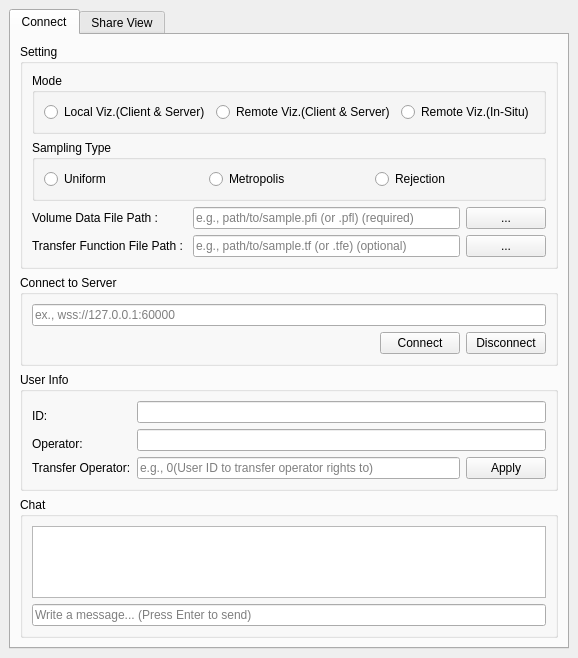
Qt form Client/Widgets/Communication.ui (CCSEPBVR/CS-IS-PBVR) before a commit.
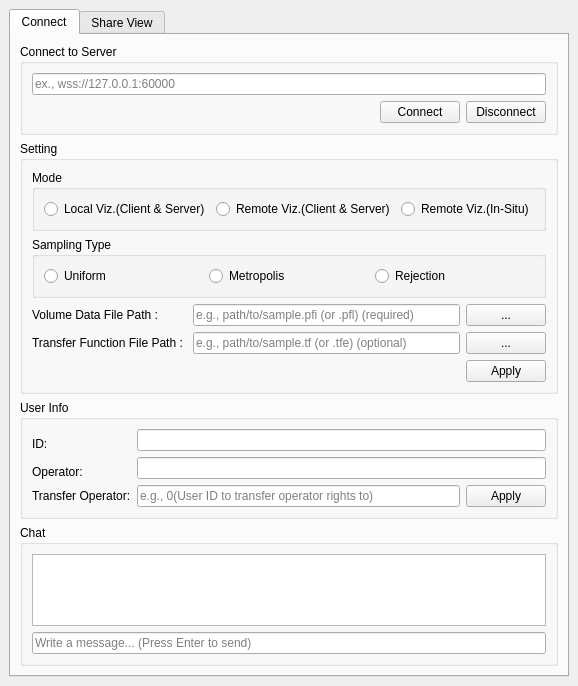
The same form after that commit.

The edit to the form file:
```diff
--- a/Client/Widgets/Communication.ui
+++ b/Client/Widgets/Communication.ui
@@ -7,7 +7,7 @@
     <x>0</x>
     <y>0</y>
     <width>422</width>
-    <height>567</height>
+    <height>591</height>
    </rect>
   </property>
   <property name="windowTitle">
@@ -25,52 +25,33 @@
         <string>Connect</string>
        </attribute>
        <layout class="QGridLayout" name="gridLayout_2">
-        <item row="0" column="0">
+        <item row="1" column="0">
          <widget class="QGroupBox" name="groupBox">
           <property name="title">
            <string>Setting</string>
           </property>
           <layout class="QGridLayout" name="gridLayout_6">
-           <item row="0" column="0">
-            <widget class="QGroupBox" name="groupBox_2">
-             <property name="title">
-              <string>Mode</string>
+           <item row="4" column="0">
+            <spacer name="horizontalSpacer_2">
+             <property name="orientation">
+              <enum>Qt::Horizontal</enum>
              </property>
-             <layout class="QHBoxLayout" name="horizontalLayout_2">
-              <item>
-               <widget class="QRadioButton" name="localVizRadioButton">
-                <property name="toolTip">
-                 <string>The client and server run on the same machine.</string>
-                </property>
-                <property name="text">
-                 <string>Local Viz.(Client &amp;&amp; Server)</string>
-                </property>
-               </widget>
-              </item>
-              <item>
-               <widget class="QRadioButton" name="remoteVizClientServerRadioButton">
-                <property name="toolTip">
-                 <string>The server application runs on the remote machine.</string>
-                </property>
-                <property name="text">
-                 <string>Remote Viz.(Client &amp;&amp; Server)</string>
-                </property>
-               </widget>
-              </item>
-              <item>
-               <widget class="QRadioButton" name="remoteVizInsituRadioButton">
-                <property name="toolTip">
-                 <string>The daemon tool runs on the remote machine.</string>
-                </property>
-                <property name="text">
-                 <string>Remote Viz.(In-Situ)</string>
-                </property>
-               </widget>
-              </item>
-             </layout>
+             <property name="sizeHint" stdset="0">
+              <size>
+               <width>40</width>
+               <height>20</height>
+              </size>
+             </property>
+            </spacer>
+           </item>
+           <item row="4" column="1">
+            <widget class="QPushButton" name="settingApplyPushButton">
+             <property name="text">
+              <string>Apply</string>
+             </property>
             </widget>
            </item>
-           <item row="1" column="0">
+           <item row="2" column="0" colspan="2">
             <widget class="QGroupBox" name="groupBox_3">
              <property name="title">
               <string>Sampling Type</string>
@@ -100,7 +81,7 @@
              </layout>
             </widget>
            </item>
-           <item row="2" column="0">
+           <item row="3" column="0" colspan="2">
             <layout class="QGridLayout" name="gridLayout_9">
              <item row="1" column="2">
               <widget class="QPushButton" name="transferFunctionFilePathPushButton">
@@ -146,75 +127,49 @@
              </item>
             </layout>
            </item>
-          </layout>
-         </widget>
-        </item>
-        <item row="1" column="0">
-         <widget class="QGroupBox" name="groupBox_4">
-          <property name="title">
-           <string>Connect to Server</string>
-          </property>
-          <layout class="QGridLayout" name="gridLayout_5">
-           <item row="1" column="1">
-            <widget class="QPushButton" name="connectPushButton">
-             <property name="text">
-              <string>Connect</string>
+           <item row="1" column="0" colspan="2">
+            <widget class="QGroupBox" name="groupBox_2">
+             <property name="title">
+              <string>Mode</string>
              </property>
+             <layout class="QHBoxLayout" name="horizontalLayout_2">
+              <item>
+               <widget class="QRadioButton" name="localVizRadioButton">
+                <property name="toolTip">
+                 <string>The client and server run on the same machine.</string>
+                </property>
+                <property name="text">
+                 <string>Local Viz.(Client &amp;&amp; Server)</string>
+                </property>
+               </widget>
+              </item>
+              <item>
+               <widget class="QRadioButton" name="remoteVizClientServerRadioButton">
+                <property name="toolTip">
+                 <string>The server application runs on the remote machine.</string>
+                </property>
+                <property name="text">
+                 <string>Remote Viz.(Client &amp;&amp; Server)</string>
+                </property>
+               </widget>
+              </item>
+              <item>
+               <widget class="QRadioButton" name="remoteVizInsituRadioButton">
+                <property name="toolTip">
+                 <string>The daemon tool runs on the remote machine.</string>
+                </property>
+                <property name="text">
+                 <string>Remote Viz.(In-Situ)</string>
+                </property>
+               </widget>
+              </item>
+             </layout>
             </widget>
            </item>
-           <item row="0" column="0" colspan="3">
-            <widget class="QLineEdit" name="addressLineEdit">
-             <property name="placeholderText">
-              <string>ex., wss://127.0.0.1:60000</string>
-             </property>
-            </widget>
-           </item>
-           <item row="1" column="2">
-            <widget class="QPushButton" name="disconnectPushButton">
-             <property name="text">
-              <string>Disconnect</string>
-             </property>
-            </widget>
-           </item>
-           <item row="1" column="0">
-            <spacer name="horizontalSpacer">
-             <property name="orientation">
-              <enum>Qt::Horizontal</enum>
-             </property>
-             <property name="sizeHint" stdset="0">
-              <size>
-               <width>40</width>
-               <height>20</height>
-              </size>
-             </property>
-            </spacer>
-           </item>
           </layout>
          </widget>
         </item>
         <item row="3" column="0">
-         <widget class="QGroupBox" name="groupBox_6">
-          <property name="title">
-           <string>Chat</string>
-          </property>
-          <layout class="QGridLayout" name="gridLayout_8">
-           <item row="0" column="0" colspan="2">
-            <widget class="QTextBrowser" name="textBrowser"/>
-           </item>
-           <item row="1" column="0" colspan="2">
-            <widget class="QLineEdit" name="chatLineEdit">
-             <property name="text">
-              <string/>
-             </property>
-             <property name="placeholderText">
-              <string>Write a message... (Press Enter to send)</string>
-             </property>
-            </widget>
-           </item>
-          </layout>
-         </widget>
-        </item>
-        <item row="2" column="0">
          <widget class="QGroupBox" name="groupBox_5">
           <property name="toolTip">
            <string/>
@@ -275,6 +230,71 @@
           </layout>
          </widget>
         </item>
+        <item row="4" column="0">
+         <widget class="QGroupBox" name="groupBox_6">
+          <property name="title">
+           <string>Chat</string>
+          </property>
+          <layout class="QGridLayout" name="gridLayout_8">
+           <item row="0" column="0" colspan="2">
+            <widget class="QTextBrowser" name="textBrowser"/>
+           </item>
+           <item row="1" column="0" colspan="2">
+            <widget class="QLineEdit" name="chatLineEdit">
+             <property name="text">
+              <string/>
+             </property>
+             <property name="placeholderText">
+              <string>Write a message... (Press Enter to send)</string>
+             </property>
+            </widget>
+           </item>
+          </layout>
+         </widget>
+        </item>
+        <item row="0" column="0">
+         <widget class="QGroupBox" name="groupBox_4">
+          <property name="title">
+           <string>Connect to Server</string>
+          </property>
+          <layout class="QGridLayout" name="gridLayout_5">
+           <item row="1" column="1">
+            <widget class="QPushButton" name="connectPushButton">
+             <property name="text">
+              <string>Connect</string>
+             </property>
+            </widget>
+           </item>
+           <item row="0" column="0" colspan="3">
+            <widget class="QLineEdit" name="addressLineEdit">
+             <property name="placeholderText">
+              <string>ex., wss://127.0.0.1:60000</string>
+             </property>
+            </widget>
+           </item>
+           <item row="1" column="2">
+            <widget class="QPushButton" name="disconnectPushButton">
+             <property name="text">
+              <string>Disconnect</string>
+             </property>
+            </widget>
+           </item>
+           <item row="1" column="0">
+            <spacer name="horizontalSpacer">
+             <property name="orientation">
+              <enum>Qt::Horizontal</enum>
+             </property>
+             <property name="sizeHint" stdset="0">
+              <size>
+               <width>40</width>
+               <height>20</height>
+              </size>
+             </property>
+            </spacer>
+           </item>
+          </layout>
+         </widget>
+        </item>
        </layout>
       </widget>
       <widget class="QWidget" name="shareViewTab">
```
